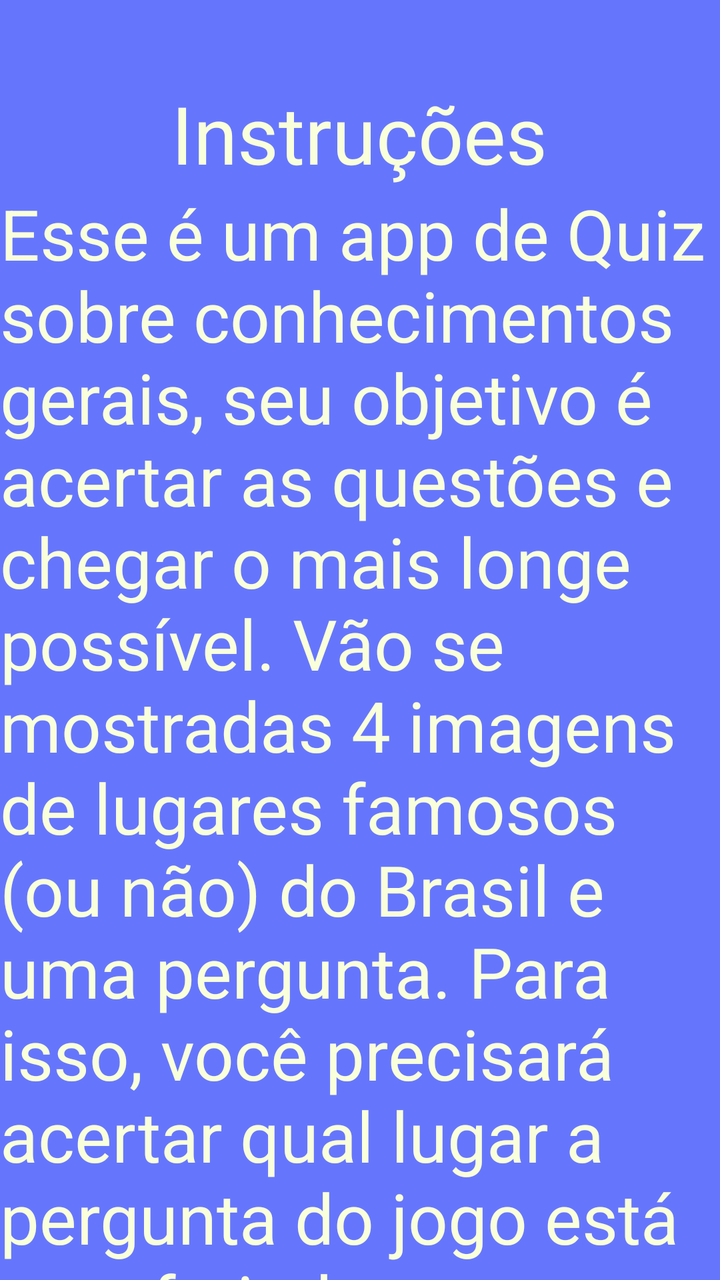
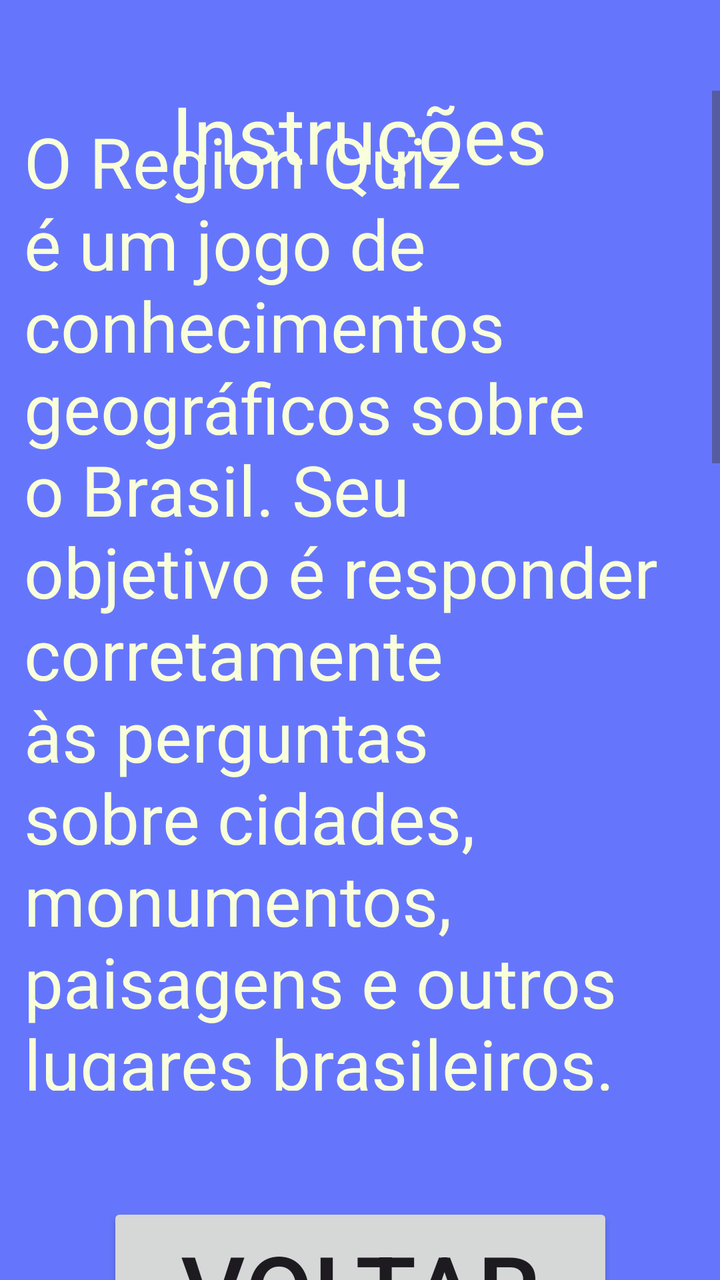

Before-and-after screenshots of an Android layout around one commit, followed by the original layout XML and the change that was made.
<!-- AndroidManifest.xml: application theme Theme.PlaceGuesser -->
<!-- res/layout/activity_instrucoes.xml -->
<?xml version="1.0" encoding="utf-8"?>
<androidx.constraintlayout.widget.ConstraintLayout xmlns:android="http://schemas.android.com/apk/res/android"
    xmlns:app="http://schemas.android.com/apk/res-auto"
    xmlns:tools="http://schemas.android.com/tools"
    android:id="@+id/main"
    android:layout_width="match_parent"
    android:layout_height="match_parent"
    tools:context=".Instrucoes"
    android:background="#6676FC">


    <TextView
        android:id="@+id/txvTitulo"
        android:layout_width="wrap_content"
        android:layout_height="wrap_content"
        android:layout_marginTop="40dp"
        android:text="Instruções"
        android:textColor="#F9FFDB"
        android:textSize="40sp"
        app:layout_constraintEnd_toEndOf="parent"
        app:layout_constraintHorizontal_bias="0.498"
        app:layout_constraintStart_toStartOf="parent"
        app:layout_constraintTop_toTopOf="parent" />

    <ScrollView
        android:id="@+id/scrollView2"
        android:layout_width="0dp"
        android:layout_height="wrap_content"
        app:layout_constraintBottom_toBottomOf="btnVoltarTelaPrincipal"
        app:layout_constraintEnd_toEndOf="parent"
        app:layout_constraintHorizontal_bias="0.0"
        app:layout_constraintStart_toStartOf="parent"
        app:layout_constraintTop_toBottomOf="@+id/txvTitulo"
        app:layout_constraintVertical_bias="0.331">
        <TextView
            android:id="@+id/descricao"
            android:layout_width="match_parent"
            android:layout_height="wrap_content"
            android:text="Esse é um app de Quiz sobre conhecimentos gerais, seu objetivo é acertar as questões e chegar o mais longe possível. Vão se mostradas 4 imagens de lugares famosos (ou não) do Brasil e uma pergunta. Para isso, você precisará acertar qual lugar a pergunta do jogo está se referindo."
            android:textColor="#F9FFDB"
            android:textSize="35sp" />
    </ScrollView>

    <Button
        android:id="@+id/btnVoltarTelaPrincipal"
        android:layout_width="wrap_content"
        android:layout_height="wrap_content"
        android:layout_marginTop="56dp"
        android:textSize="50sp"
        android:text="  Voltar  "
        app:layout_constraintEnd_toEndOf="parent"
        app:layout_constraintStart_toStartOf="parent"
        app:layout_constraintTop_toBottomOf="@+id/scrollView2" />

</androidx.constraintlayout.widget.ConstraintLayout>
<!-- resources referenced by this layout -->
<resources>
  <style name="Theme.PlaceGuesser" parent="Base.Theme.PlaceGuesser" />
  <style name="Base.Theme.PlaceGuesser" parent="Theme.Material3.DayNight.NoActionBar">
          
          
      </style>
</resources>

<!-- the commit's change to res/layout/activity_instrucoes.xml (unified diff, before → after) -->
@@ -23,20 +23,20 @@
         app:layout_constraintTop_toTopOf="parent" />
 
     <ScrollView
-        android:id="@+id/scrollView2"
+        android:id="@+id/svInstrucoes"
         android:layout_width="0dp"
-        android:layout_height="wrap_content"
-        app:layout_constraintBottom_toBottomOf="btnVoltarTelaPrincipal"
+        android:layout_height="500dp" app:layout_constraintBottom_toTopOf="@id/btnVoltarTelaPrincipal"
         app:layout_constraintEnd_toEndOf="parent"
         app:layout_constraintHorizontal_bias="0.0"
         app:layout_constraintStart_toStartOf="parent"
         app:layout_constraintTop_toBottomOf="@+id/txvTitulo"
         app:layout_constraintVertical_bias="0.331">
         <TextView
-            android:id="@+id/descricao"
+            android:id="@+id/txvDescricao"
             android:layout_width="match_parent"
             android:layout_height="wrap_content"
-            android:text="Esse é um app de Quiz sobre conhecimentos gerais, seu objetivo é acertar as questões e chegar o mais longe possível. Vão se mostradas 4 imagens de lugares famosos (ou não) do Brasil e uma pergunta. Para isso, você precisará acertar qual lugar a pergunta do jogo está se referindo."
+            android:padding="12dp"
+            android:text="O Region Quiz é um jogo de conhecimentos geográficos sobre o Brasil. Seu objetivo é responder corretamente às perguntas sobre cidades, monumentos, paisagens e outros lugares brasileiros. Durante a partida, você encontrará diferentes tipos de desafios: identificar um lugar entre quatro imagens, responder a perguntas com alternativas ou avaliar afirmações como verdadeiras ou falsas. Leia cada pergunta com atenção, escolha sua resposta e confira o resultado. As respostas corretas aumentam sua pontuação. Tente acertar o máximo de questões possível!"
             android:textColor="#F9FFDB"
             android:textSize="35sp" />
     </ScrollView>
@@ -46,10 +46,11 @@
         android:layout_width="wrap_content"
         android:layout_height="wrap_content"
         android:layout_marginTop="56dp"
+        android:text="  Voltar  "
         android:textSize="50sp"
-        android:text="  Voltar  "
+        app:layout_constraintBottom_toBottomOf="parent"
         app:layout_constraintEnd_toEndOf="parent"
         app:layout_constraintStart_toStartOf="parent"
-        app:layout_constraintTop_toBottomOf="@+id/scrollView2" />
+        app:layout_constraintTop_toBottomOf="@+id/svInstrucoes" />
 
 </androidx.constraintlayout.widget.ConstraintLayout>
